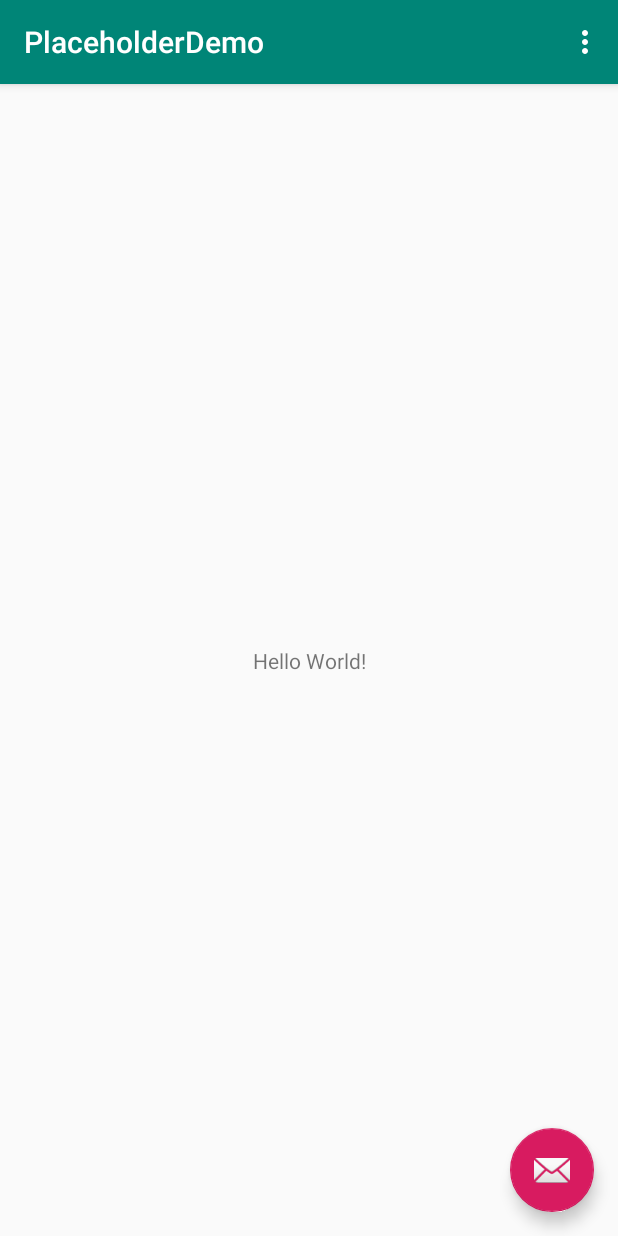
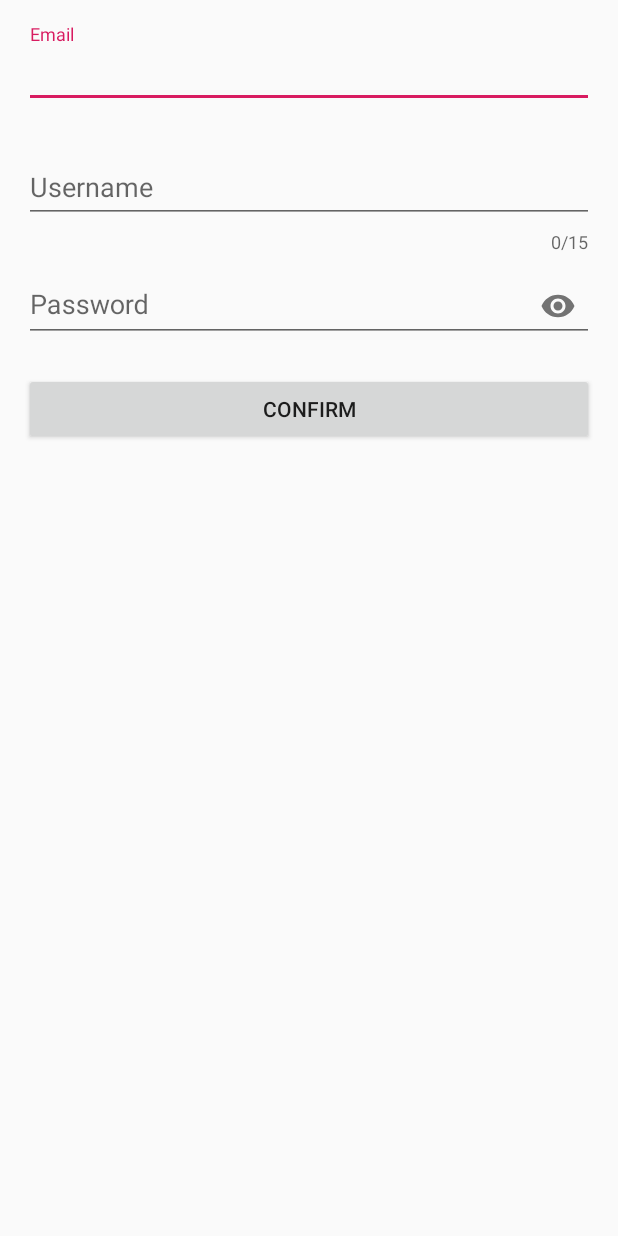
Before and after one commit to mazaismo/PlaceholderDemo2, an Android app: the screen it shows after launch (MainActivity), on a phone screen of 412 x 824 dp. Run offline under Robolectric (Android 15) with nearby library versions, the phone set to English and light mode, and no system bars.

Commit message:
placeholder demo

```diff
--- a/app/src/main/java/com/example/modris/placeholderdemo/MainActivity.java
+++ b/app/src/main/java/com/example/modris/placeholderdemo/MainActivity.java
@@ -1,52 +1,76 @@
 package com.example.modris.placeholderdemo;
 
+import android.support.design.widget.TextInputLayout;
+import android.support.v7.app.AppCompatActivity;
 import android.os.Bundle;
-import android.support.design.widget.FloatingActionButton;
-import android.support.design.widget.Snackbar;
-import android.support.v7.app.AppCompatActivity;
-import android.support.v7.widget.Toolbar;
 import android.view.View;
-import android.view.Menu;
-import android.view.MenuItem;
+import android.widget.Toast;
 
 public class MainActivity extends AppCompatActivity {
+    private TextInputLayout textInputEmail;
+    private TextInputLayout textInputUsername;
+    private TextInputLayout textInputPassword;
 
     @Override
     protected void onCreate(Bundle savedInstanceState) {
         super.onCreate(savedInstanceState);
         setContentView(R.layout.activity_main);
-        Toolbar toolbar = (Toolbar) findViewById(R.id.toolbar);
-        setSupportActionBar(toolbar);
 
-        FloatingActionButton fab = (FloatingActionButton) findViewById(R.id.fab);
-        fab.setOnClickListener(new View.OnClickListener() {
-            @Override
-            public void onClick(View view) {
-                Snackbar.make(view, "Replace with your own action", Snackbar.LENGTH_LONG)
-                        .setAction("Action", null).show();
-            }
-        });
+        textInputEmail = findViewById(R.id.text_input_email);
+        textInputUsername = findViewById(R.id.text_input_username);
+        textInputPassword = findViewById(R.id.text_input_password);
     }
 
-    @Override
-    public boolean onCreateOptionsMenu(Menu menu) {
-        // Inflate the menu; this adds items to the action bar if it is present.
-        getMenuInflater().inflate(R.menu.menu_main, menu);
-        return true;
+    private boolean validateEmail() {
+        String emailInput = textInputEmail.getEditText().getText().toString().trim();
+
+        if (emailInput.isEmpty()) {
+            textInputEmail.setError("Field can't be empty");
+            return false;
+        } else {
+            textInputEmail.setError(null);
+            return true;
+        }
     }
 
-    @Override
-    public boolean onOptionsItemSelected(MenuItem item) {
-        // Handle action bar item clicks here. The action bar will
-        // automatically handle clicks on the Home/Up button, so long
-        // as you specify a parent activity in AndroidManifest.xml.
-        int id = item.getItemId();
+    private boolean validateUsername() {
+        String usernameInput = textInputUsername.getEditText().getText().toString().trim();
 
-        //noinspection SimplifiableIfStatement
-        if (id == R.id.action_settings) {
+        if (usernameInput.isEmpty()) {
+            textInputUsername.setError("Field can't be empty");
+            return false;
+        } else if (usernameInput.length() > 15) {
+            textInputUsername.setError("Username too long");
+            return false;
+        } else {
+            textInputUsername.setError(null);
             return true;
         }
+    }
 
-        return super.onOptionsItemSelected(item);
+    private boolean validatePassword() {
+        String passwordInput = textInputPassword.getEditText().getText().toString().trim();
+
+        if (passwordInput.isEmpty()) {
+            textInputPassword.setError("Field can't be empty");
+            return false;
+        } else {
+            textInputPassword.setError(null);
+            return true;
+        }
+    }
+
+    public void confirmInput(View v) {
+        if (!validateEmail() | !validateUsername() | !validatePassword()) {
+            return;
+        }
+
+        String input = "Email: " + textInputEmail.getEditText().getText().toString();
+        input += "\n";
+        input += "Username: " + textInputUsername.getEditText().getText().toString();
+        input += "\n";
+        input += "Password: " + textInputPassword.getEditText().getText().toString();
+
+        Toast.makeText(this, input, Toast.LENGTH_SHORT).show();
     }
 }
--- a/app/src/main/res/layout/activity_main.xml
+++ b/app/src/main/res/layout/activity_main.xml
@@ -1,33 +1,62 @@
 <?xml version="1.0" encoding="utf-8"?>
-<android.support.design.widget.CoordinatorLayout xmlns:android="http://schemas.android.com/apk/res/android"
+<LinearLayout xmlns:android="http://schemas.android.com/apk/res/android"
     xmlns:app="http://schemas.android.com/apk/res-auto"
     xmlns:tools="http://schemas.android.com/tools"
     android:layout_width="match_parent"
     android:layout_height="match_parent"
-    tools:context=".MainActivity">
+    android:orientation="vertical"
+    android:padding="16dp"
+    tools:context="com.example.modris.placeholderdemo.MainActivity">
 
-    <android.support.design.widget.AppBarLayout
+    <android.support.design.widget.TextInputLayout
+        android:id="@+id/text_input_email"
         android:layout_width="match_parent"
         android:layout_height="wrap_content"
-        android:theme="@style/AppTheme.AppBarOverlay">
+        app:errorEnabled="true">
 
-        <android.support.v7.widget.Toolbar
-            android:id="@+id/toolbar"
+        <android.support.design.widget.TextInputEditText
             android:layout_width="match_parent"
-            android:layout_height="?attr/actionBarSize"
-            android:background="?attr/colorPrimary"
-            app:popupTheme="@style/AppTheme.PopupOverlay" />
+            android:layout_height="wrap_content"
+            android:hint="Email"
+            android:inputType="textEmailAddress" />
 
-    </android.support.design.widget.AppBarLayout>
+    </android.support.design.widget.TextInputLayout>
 
-    <include layout="@layout/content_main" />
+    <android.support.design.widget.TextInputLayout
+        android:id="@+id/text_input_username"
+        android:layout_width="match_parent"
+        android:layout_height="wrap_content"
+        app:counterEnabled="true"
+        app:counterMaxLength="15"
+        app:errorEnabled="true">
 
-    <android.support.design.widget.FloatingActionButton
-        android:id="@+id/fab"
-        android:layout_width="wrap_content"
+        <android.support.design.widget.TextInputEditText
+            android:layout_width="match_parent"
+            android:layout_height="wrap_content"
+            android:hint="Username"
+            android:inputType="text" />
+
+    </android.support.design.widget.TextInputLayout>
+
+    <android.support.design.widget.TextInputLayout
+        android:id="@+id/text_input_password"
+        android:layout_width="match_parent"
         android:layout_height="wrap_content"
-        android:layout_gravity="bottom|end"
-        android:layout_margin="@dimen/fab_margin"
-        app:srcCompat="@android:drawable/ic_dialog_email" />
+        app:errorEnabled="true"
+        app:passwordToggleEnabled="true">
 
-</android.support.design.widget.CoordinatorLayout>
+        <android.support.design.widget.TextInputEditText
+            android:layout_width="match_parent"
+            android:layout_height="wrap_content"
+            android:hint="Password"
+            android:inputType="textPassword" />
+
+    </android.support.design.widget.TextInputLayout>
+
+    <Button
+        android:layout_width="match_parent"
+        android:layout_height="wrap_content"
+        android:onClick="confirmInput"
+        android:text="Confirm" />
+
+</LinearLayout>
```
